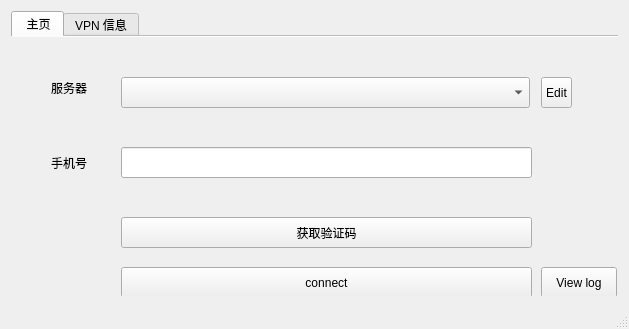
Before: the Qt Designer form src/dialog/mainwindow.ui in 13418485892/openconnect-gui, drawn with Qt 5.
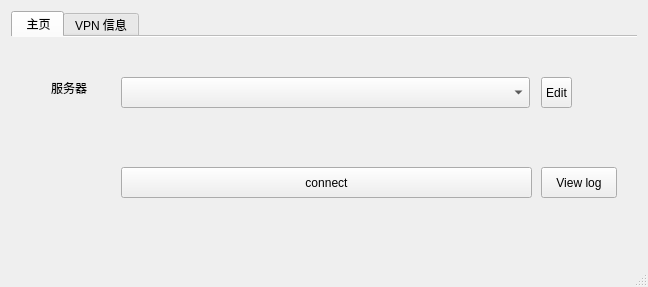
After: the same form once the commit is applied. Icons and pictures are not drawn.

The edit to the form file:
```diff
--- a/src/dialog/mainwindow.ui
+++ b/src/dialog/mainwindow.ui
@@ -9,8 +9,8 @@
    <rect>
     <x>0</x>
     <y>0</y>
-    <width>629</width>
-    <height>329</height>
+    <width>648</width>
+    <height>287</height>
    </rect>
   </property>
   <property name="sizePolicy">
@@ -89,22 +89,6 @@
          <string>服务器</string>
         </property>
        </widget>
-       <widget class="QLabel" name="label_2">
-        <property name="geometry">
-         <rect>
-          <x>40</x>
-          <y>110</y>
-          <width>61</width>
-          <height>31</height>
-         </rect>
-        </property>
-        <property name="styleSheet">
-         <string notr="true">font: 12pt &quot;黑体&quot;;</string>
-        </property>
-        <property name="text">
-         <string>手机号</string>
-        </property>
-       </widget>
        <widget class="QComboBox" name="serverList">
         <property name="geometry">
          <rect>
@@ -115,21 +99,11 @@
          </rect>
         </property>
        </widget>
-       <widget class="QLineEdit" name="editPhoneNum">
-        <property name="geometry">
-         <rect>
-          <x>110</x>
-          <y>110</y>
-          <width>411</width>
-          <height>31</height>
-         </rect>
-        </property>
-       </widget>
        <widget class="QLabel" name="iconLabel">
         <property name="geometry">
          <rect>
           <x>20</x>
-          <y>180</y>
+          <y>100</y>
           <width>80</width>
           <height>80</height>
          </rect>
@@ -148,7 +122,7 @@
         <property name="geometry">
          <rect>
           <x>110</x>
-          <y>230</y>
+          <y>130</y>
           <width>411</width>
           <height>31</height>
          </rect>
@@ -160,19 +134,6 @@
          <string>connect</string>
         </property>
        </widget>
-       <widget class="QPushButton" name="btnGetIdCode">
-        <property name="geometry">
-         <rect>
-          <x>110</x>
-          <y>180</y>
-          <width>411</width>
-          <height>31</height>
-         </rect>
-        </property>
-        <property name="text">
-         <string>获取验证码</string>
-        </property>
-       </widget>
        <widget class="QToolButton" name="serverListControl">
         <property name="geometry">
          <rect>
@@ -200,7 +161,7 @@
         <property name="geometry">
          <rect>
           <x>530</x>
-          <y>230</y>
+          <y>130</y>
           <width>76</width>
           <height>31</height>
          </rect>
```
